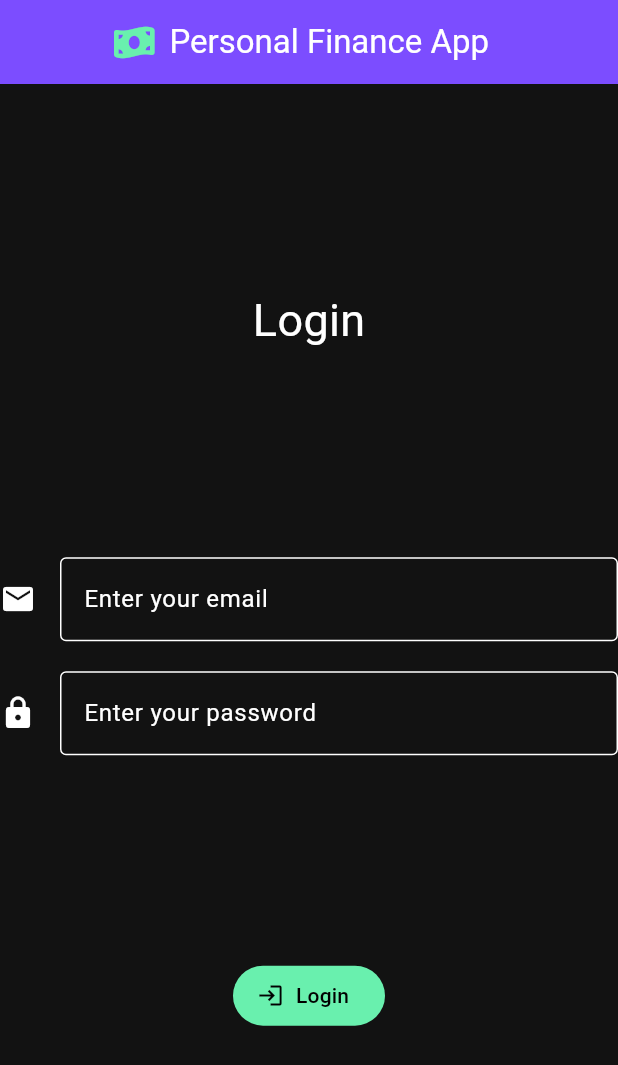
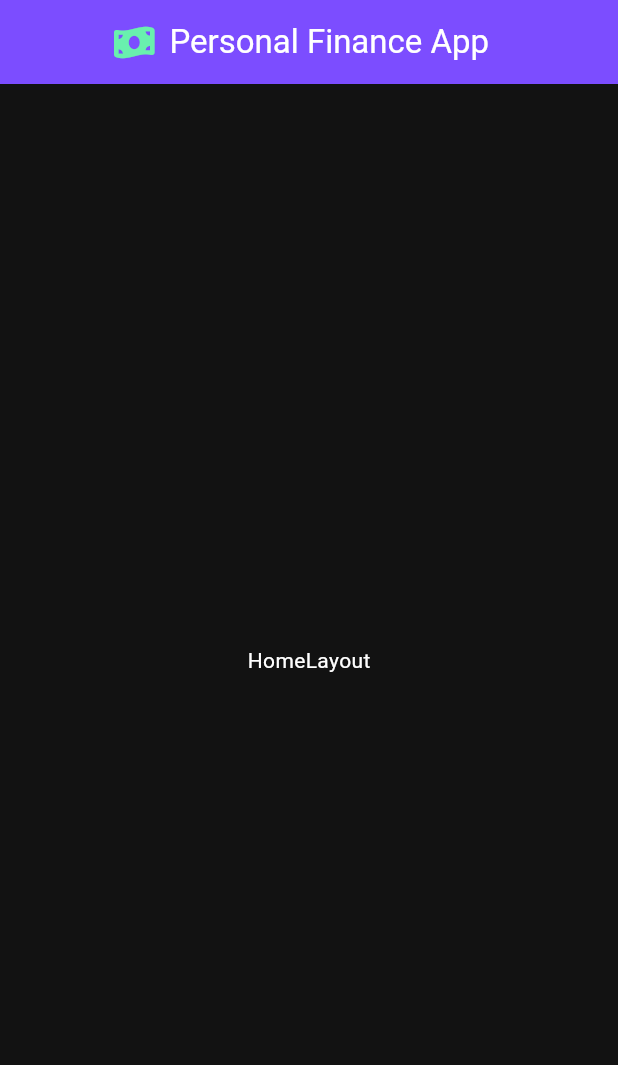
Before and after one commit to SnakyDH/personal_finance, a Flutter app: the screen it shows after launch, after a tap on "Login", on a phone screen of 412 x 824 dp. Shown: the top 1065 px of the screen. Run offline on Flutter 3.47's test engine with Material 3 defaults, Android fonts, the phone set to English and light mode, and no system bars; our stand-ins replace font_awesome_flutter, go_router.

Commit message:
feat: routing to homelayout page

```diff
--- a/lib/config/router_config.dart
+++ b/lib/config/router_config.dart
@@ -6,5 +6,10 @@ final appRouter = GoRouter(initialLocation: '/login', routes: [
     path: '/login',
     name: LoginScreen.name,
     builder: (context, state) => const LoginScreen(),
-  )
+  ),
+  GoRoute(
+    path: '/home',
+    name: HomeLayout.name,
+    builder: (context, state) => const HomeLayout(),
+  ),
 ]);
--- /dev/null
+++ b/lib/ui/layout/home_layout.dart
@@ -0,0 +1,17 @@
+import 'package:flutter/material.dart';
+import 'package:personal_finance/ui/widgets/my_app_bar.dart';
+
+class HomeLayout extends StatelessWidget {
+  static const String name = 'HomeLayout';
+  const HomeLayout({super.key});
+
+  @override
+  Widget build(BuildContext context) {
+    return Scaffold(
+      appBar: MyAppBar(appBar: AppBar()),
+      body: const Center(
+        child: Text('HomeLayout'),
+      ),
+    );
+  }
+}
--- a/lib/ui/pages/login_screen.dart
+++ b/lib/ui/pages/login_screen.dart
@@ -1,5 +1,6 @@
 import 'package:flutter/material.dart';
 import 'package:go_router/go_router.dart';
+import 'package:personal_finance/ui/layout/home_layout.dart';
 import 'package:personal_finance/ui/widgets/my_app_bar.dart';
 
 class LoginScreen extends StatelessWidget {
@@ -43,7 +44,7 @@ class LoginScreen extends StatelessWidget {
             icon: const Icon(Icons.login),
             label: const Text('Login'),
             onPressed: () {
-              context.goNamed(name);
+              context.goNamed(HomeLayout.name);
             },
           ),
         ]));
--- a/lib/ui/routes.dart
+++ b/lib/ui/routes.dart
@@ -1 +1,4 @@
+// layouts
+export 'package:personal_finance/ui/layout/home_layout.dart';
+// pages
 export 'package:personal_finance/ui/pages/login_screen.dart';
```
